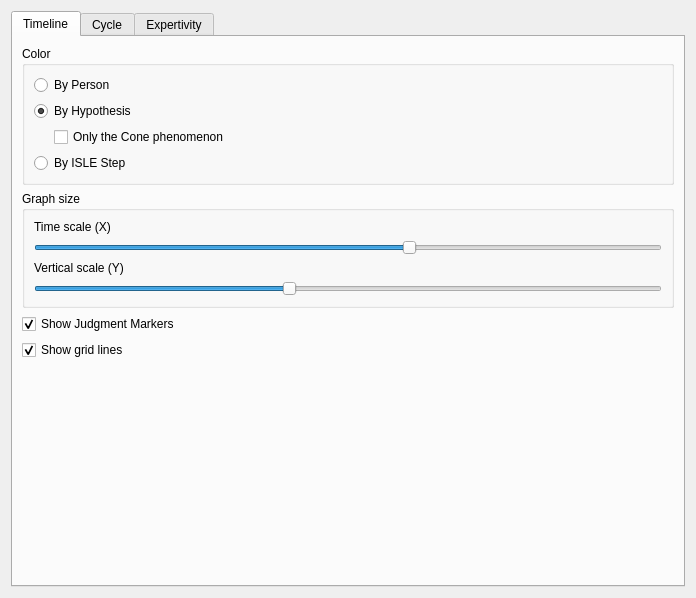
Old version of the form optionswidget.ui in the repository Noughmad/Isle.
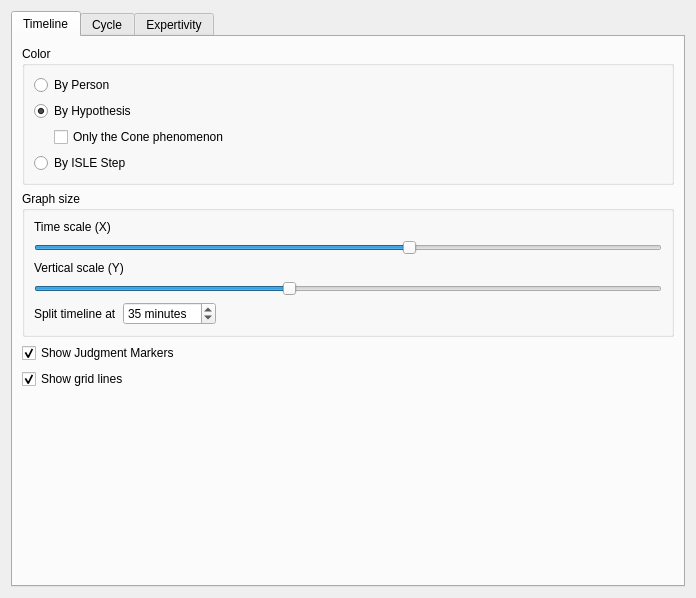
New version of the form.

Commit message:
Add option to choose when to split timelines
Fixes issue #7

```diff
--- a/optionswidget.ui
+++ b/optionswidget.ui
@@ -127,6 +127,49 @@
             </property>
            </widget>
           </item>
+          <item>
+           <layout class="QHBoxLayout" name="horizontalLayout_3">
+            <item>
+             <widget class="QLabel" name="label_10">
+              <property name="text">
+               <string>Split timeline at</string>
+              </property>
+             </widget>
+            </item>
+            <item>
+             <widget class="QSpinBox" name="splitMinutes">
+              <property name="suffix">
+               <string> minutes</string>
+              </property>
+              <property name="minimum">
+               <number>10</number>
+              </property>
+              <property name="maximum">
+               <number>120</number>
+              </property>
+              <property name="singleStep">
+               <number>5</number>
+              </property>
+              <property name="value">
+               <number>35</number>
+              </property>
+             </widget>
+            </item>
+            <item>
+             <spacer name="horizontalSpacer_2">
+              <property name="orientation">
+               <enum>Qt::Horizontal</enum>
+              </property>
+              <property name="sizeHint" stdset="0">
+               <size>
+                <width>40</width>
+                <height>20</height>
+               </size>
+              </property>
+             </spacer>
+            </item>
+           </layout>
+          </item>
          </layout>
         </widget>
        </item>
```
The commit also changes 2 other files.
